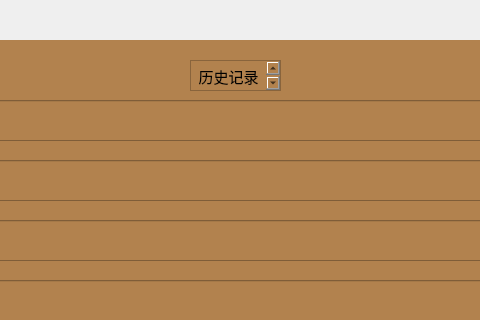
This is record.ui in MaydayIntheWay/Bejeweled_Game as Qt 5 draws it before an edit; both pictures show x 480 to 960 and y 0 to 320 of the 1140 by 800 pixel window. The edited form follows.
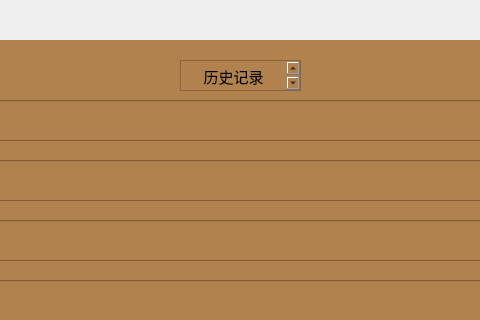
This is the edited form. Icons and pictures are not drawn.

```diff
--- a/record.ui
+++ b/record.ui
@@ -160,9 +160,9 @@
    <widget class="QTextEdit" name="textEdit">
     <property name="geometry">
      <rect>
-      <x>240</x>
+      <x>230</x>
       <y>20</y>
-      <width>91</width>
+      <width>121</width>
       <height>31</height>
      </rect>
     </property>
```
